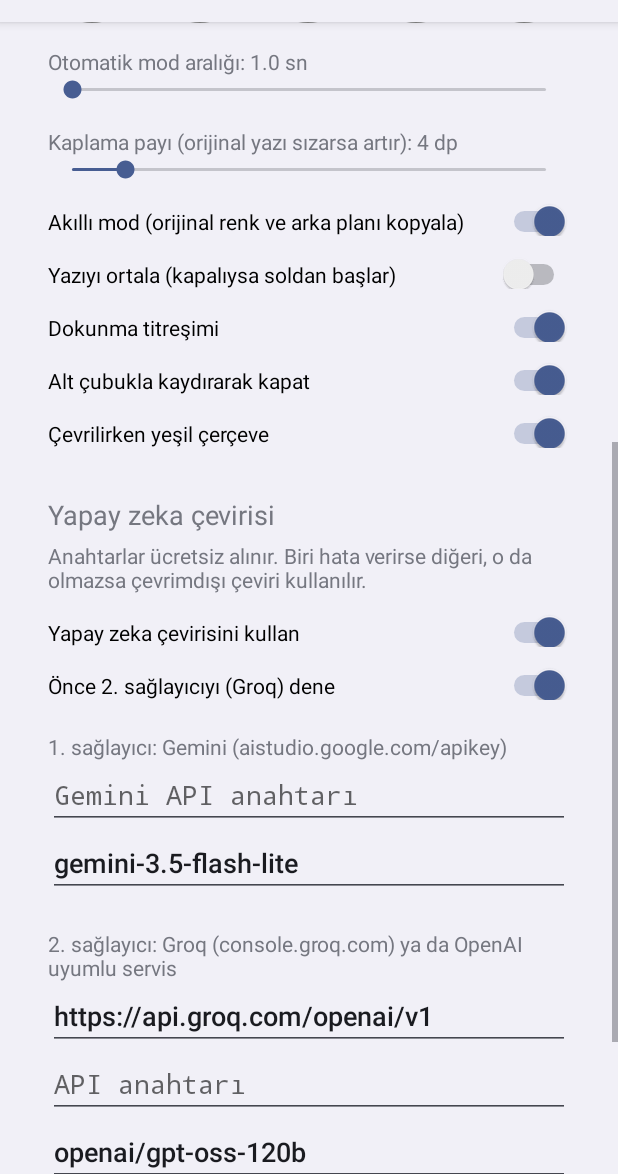
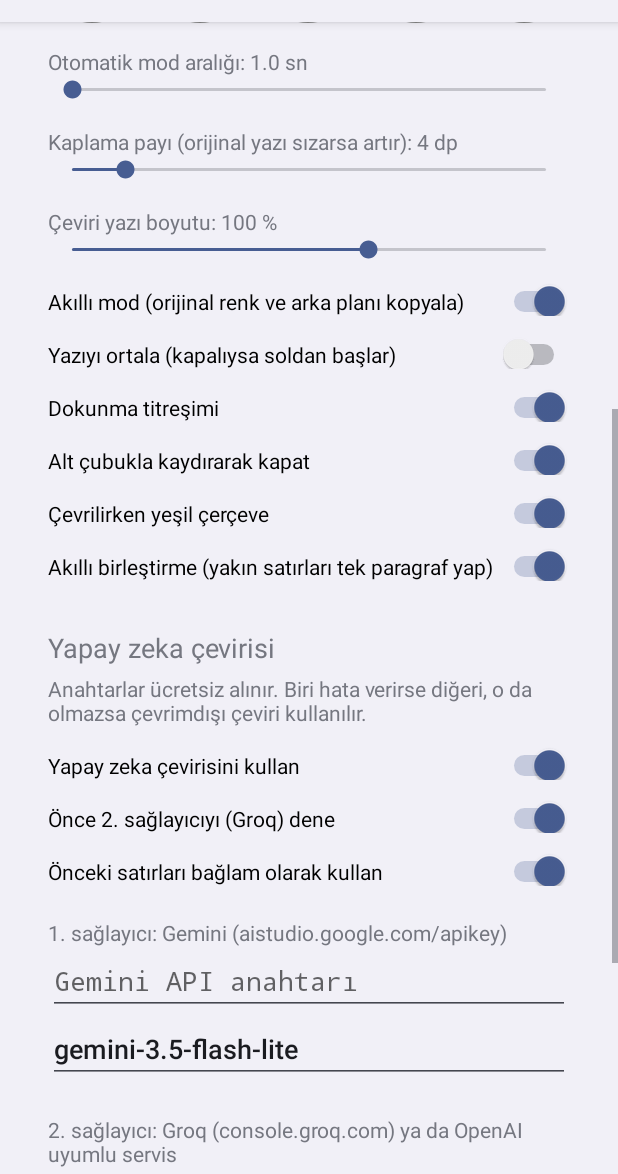
Before and after one commit to ayasoyuno/ceviri-baloncugu, an Android app: the screen it shows after launch (MainActivity), scrolled down 537 dp, on a phone screen of 412 x 824 dp, the part 62-1236 px from its top. Run offline under Robolectric (Android 15) with nearby library versions, the phone set to English and light mode, and no system bars.

Commit message:
Update MainActivity.java

```diff
--- a/app/src/main/java/com/ayaso/ceviri/MainActivity.java
+++ b/app/src/main/java/com/ayaso/ceviri/MainActivity.java
@@ -81,12 +81,14 @@ public class MainActivity extends Activity {
                 addColors(root);
         addSeek(root, "Otomatik mod aralığı", "speed", 10, 30, 10, 10, " sn");
         addSeek(root, "Kaplama payı (orijinal yazı sızarsa artır)", "pad", 2, 20, 4, 1, " dp");
+        addSeek(root, "Çeviri yazı boyutu", "tsize", 50, 130, 100, 1, " %");
 
         addSwitch(root, "Akıllı mod (orijinal renk ve arka planı kopyala)", "smart", true);
         addSwitch(root, "Yazıyı ortala (kapalıysa soldan başlar)", "center", false);
         addSwitch(root, "Dokunma titreşimi", "haptic", true);
         addSwitch(root, "Alt çubukla kaydırarak kapat", "swipe", true);
         addSwitch(root, "Çevrilirken yeşil çerçeve", "pending", true);
+        addSwitch(root, "Akıllı birleştirme (yakın satırları tek paragraf yap)", "merge", true);
 
         TextView aiHead = new TextView(this);
         aiHead.setTextSize(18);
@@ -102,6 +104,7 @@ public class MainActivity extends Activity {
 
         addSwitch(root, "Yapay zeka çevirisini kullan", "ai", true);
         addSwitch(root, "Önce 2. sağlayıcıyı (Groq) dene", "b_first", true);
+        addSwitch(root, "Önceki satırları bağlam olarak kullan", "context", true);
 
         TextView g1 = new TextView(this);
         g1.setPadding(0, 32, 0, 0);
```
